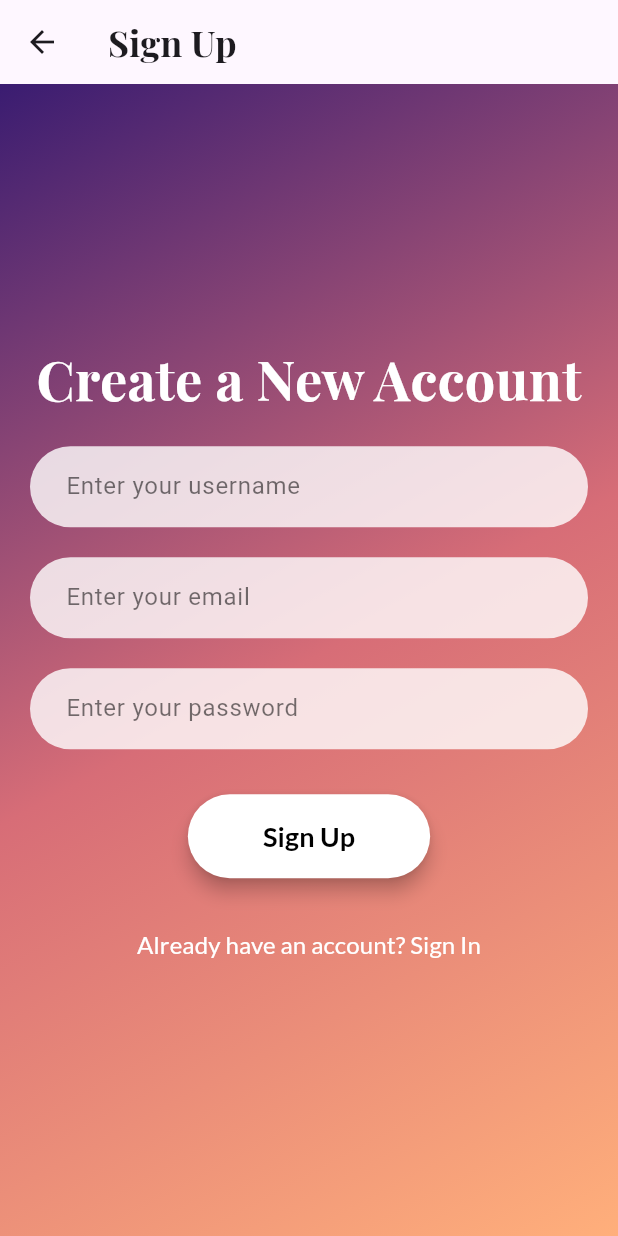
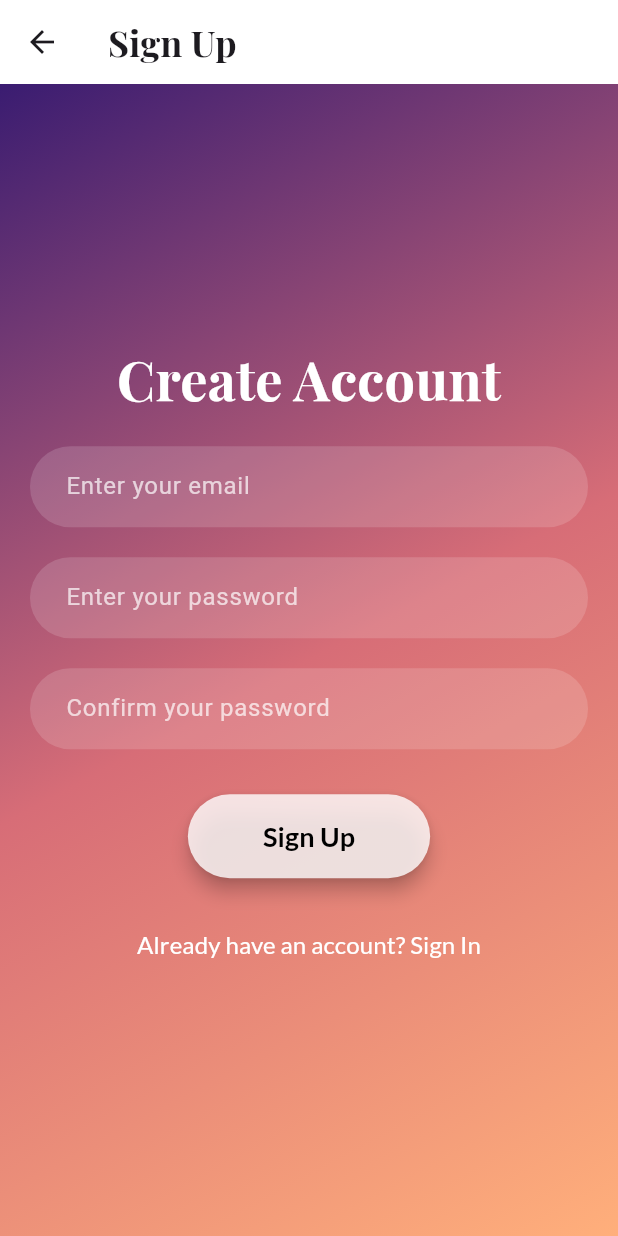
Before and after one commit to baylethedread/Astrology_app, a Flutter app: the screen it shows after launch, after a tap on "Sign Up", on a phone screen of 412 x 824 dp. Run offline on Flutter 3.47's test engine with Material 3 defaults, Android fonts, the phone set to English and light mode, and no system bars; our stand-ins replace animate_do, google_fonts.

Commit message:
6th commit

```diff
--- a/lib/main.dart
+++ b/lib/main.dart
@@ -1,27 +1,56 @@
 import 'package:flutter/material.dart';
-import 'sign_in_screen.dart';
-import 'sign_up_screen.dart';
-import 'package:astrology_ui/screens/welcome_screen.dart'; // Import your WelcomeScreen
+import 'package:astrology_ui/screens/sign_in_screen.dart';
+import 'package:astrology_ui/screens/sign_up_screen.dart';
+import 'package:astrology_ui/screens/welcome_screen.dart';
 
 void main() {
   runApp(const MyApp());
 }
 
-class MyApp extends StatelessWidget {
+class MyApp extends StatefulWidget {
   const MyApp({super.key});
+
+  @override
+  _MyAppState createState() => _MyAppState();
+}
+
+class _MyAppState extends State<MyApp> {
+  ThemeMode _themeMode = ThemeMode.system;
+
+  void toggleTheme(bool isDark) {
+    setState(() {
+      _themeMode = isDark ? ThemeMode.dark : ThemeMode.light;
+    });
+  }
 
   @override
   Widget build(BuildContext context) {
     return MaterialApp(
       debugShowCheckedModeBanner: false,
-      title: 'Flutter Auth Navigation',
+      title: 'StellarPath',
       theme: ThemeData(
+        brightness: Brightness.light,
         primarySwatch: Colors.purple,
+        scaffoldBackgroundColor: Colors.white,
       ),
-      // Define named routes
-      initialRoute: '/', // Set the initial route to the Welcome Screen
+      darkTheme: ThemeData(
+        brightness: Brightness.dark,
+        scaffoldBackgroundColor: const Color(0xFF121212), // Dark space vibe
+        primaryColor: Colors.deepPurpleAccent,
+        colorScheme: const ColorScheme.dark(
+          primary: Colors.deepPurpleAccent,
+          background: Color(0xFF090A1A),
+          surface: Color(0xFF1B1D3C),
+          secondary: Colors.purpleAccent,
+          onPrimary: Colors.white,
+          onBackground: Colors.white70,
+          onSurface: Colors.white,
+        ),
+      ),
+      themeMode: _themeMode,
+      initialRoute: '/',
       routes: {
-        '/': (context) => const WelcomeScreen(), // Welcome screen route
+        '/': (context) => WelcomeScreen(toggleTheme: toggleTheme),
         '/signin': (context) => const SignInScreen(),
         '/signup': (context) => const SignUpScreen(),
       },
--- a/lib/screens/sign_up_screen.dart
+++ b/lib/screens/sign_up_screen.dart
@@ -1,7 +1,6 @@
 import 'package:flutter/material.dart';
 import 'package:google_fonts/google_fonts.dart';
 import 'package:animate_do/animate_do.dart';
-
 
 class SignUpScreen extends StatefulWidget {
   const SignUpScreen({super.key});
@@ -12,12 +11,14 @@ class SignUpScreen extends StatefulWidget {
 
 class _SignUpScreenState extends State<SignUpScreen> {
   final _formKey = GlobalKey<FormState>();
-  final TextEditingController _usernameController = TextEditingController();
   final TextEditingController _emailController = TextEditingController();
   final TextEditingController _passwordController = TextEditingController();
+  final TextEditingController _confirmPasswordController = TextEditingController();
 
   @override
   Widget build(BuildContext context) {
+    bool isDarkMode = Theme.of(context).brightness == Brightness.dark;
+
     return Scaffold(
       appBar: AppBar(
         title: Text(
@@ -34,12 +35,18 @@ class _SignUpScreenState extends State<SignUpScreen> {
         duration: const Duration(seconds: 1),
         opacity: 1.0,
         child: Container(
-          decoration: const BoxDecoration(
+          decoration: BoxDecoration(
             gradient: LinearGradient(
-              colors: [
-                Color(0xFF3A1C71), // Purple
-                Color(0xFFD76D77), // Pink
-                Color(0xFFFFAF7B)  // Peach
+              colors: isDarkMode
+                  ? [
+                Color(0xFF0A0F29), // Deep space blue
+                Color(0xFF1B1D3C), // Dark purple
+                Color(0xFF3D2C8D), // Mystic violet
+              ]
+                  : [
+                Color(0xFF3A1C71),
+                Color(0xFFD76D77),
+                Color(0xFFFFAF7B),
               ],
               begin: Alignment.topLeft,
               end: Alignment.bottomRight,
@@ -56,7 +63,7 @@ class _SignUpScreenState extends State<SignUpScreen> {
                     FadeInUp(
                       duration: const Duration(seconds: 1),
                       child: Text(
-                        "Create a New Account",
+                        "Create Account",
                         style: GoogleFonts.playfairDisplay(
                           fontSize: 36,
                           fontWeight: FontWeight.bold,
@@ -71,29 +78,6 @@ class _SignUpScreenState extends State<SignUpScreen> {
                       key: _formKey,
                       child: Column(
                         children: [
-                          // Username Input Field
-                          TextFormField(
-                            controller: _usernameController,
-                            validator: (value) {
-                              if (value == null || value.isEmpty) {
-                                return 'Please enter a username';
-                              }
-                              return null;
-                            },
-                            decoration: InputDecoration(
-                              filled: true,
-                              fillColor: Colors.white.withOpacity(0.8),
-                              hintText: "Enter your username",
-                              hintStyle: const TextStyle(color: Colors.black54),
-                              contentPadding: const EdgeInsets.symmetric(vertical: 15, horizontal: 20),
-                              border: OutlineInputBorder(
-                                borderRadius: BorderRadius.circular(30),
-                                borderSide: BorderSide.none,
-                              ),
-                            ),
-                          ),
-                          const SizedBox(height: 20),
-
                           // Email Input Field
                           TextFormField(
                             controller: _emailController,
@@ -102,7 +86,7 @@ class _SignUpScreenState extends State<SignUpScreen> {
                                 return 'Please enter an email';
                               }
                               String pattern =
-                                  r'^[a-zA-Z0-9._%+-]+@[a-zA-Z0-9.-]+\.[a-zA-Z]{2,4}$';
+                                  r'^[a-zA-Z0-9._%+-]+@[a-zAZ0-9.-]+\.[a-zA-Z]{2,4}$';
                               RegExp regex = RegExp(pattern);
                               if (!regex.hasMatch(value)) {
                                 return 'Please enter a valid email';
@@ -111,9 +95,9 @@ class _SignUpScreenState extends State<SignUpScreen> {
                             },
                             decoration: InputDecoration(
                               filled: true,
-                              fillColor: Colors.white.withOpacity(0.8),
+                              fillColor: Colors.white.withOpacity(0.15),
                               hintText: "Enter your email",
-                              hintStyle: const TextStyle(color: Colors.black54),
+                              hintStyle: const TextStyle(color: Colors.white70),
                               contentPadding: const EdgeInsets.symmetric(vertical: 15, horizontal: 20),
                               border: OutlineInputBorder(
                                 borderRadius: BorderRadius.circular(30),
@@ -138,9 +122,36 @@ class _SignUpScreenState extends State<SignUpScreen> {
                             },
                             decoration: InputDecoration(
                               filled: true,
-                              fillColor: Colors.white.withOpacity(0.8),
+                              fillColor: Colors.white.withOpacity(0.15),
                               hintText: "Enter your password",
-                              hintStyle: const TextStyle(color: Colors.black54),
+                              hintStyle: const TextStyle(color: Colors.white70),
+                              contentPadding: const EdgeInsets.symmetric(vertical: 15, horizontal: 20),
+                              border: OutlineInputBorder(
+                                borderRadius: BorderRadius.circular(30),
+                                borderSide: BorderSide.none,
+                              ),
+                            ),
+                          ),
+                          const SizedBox(height: 20),
+
+                          // Confirm Password Input Field
+                          TextFormField(
+                            controller: _confirmPasswordController,
+                            obscureText: true,
+                            validator: (value) {
+                              if (value == null || value.isEmpty) {
+                                return 'Please confirm your password';
+                              }
+                              if (value != _passwordController.text) {
+                                return 'Passwords do not match';
+                              }
+                              return null;
+                            },
+                            decoration: InputDecoration(
+                              filled: true,
+                              fillColor: Colors.white.withOpacity(0.15),
+                              hintText: "Confirm your password",
+                              hintStyle: const TextStyle(color: Colors.white70),
                               contentPadding: const EdgeInsets.symmetric(vertical: 15, horizontal: 20),
                               border: OutlineInputBorder(
                                 borderRadius: BorderRadius.circular(30),
@@ -163,8 +174,10 @@ class _SignUpScreenState extends State<SignUpScreen> {
                                 }
                               },
                               style: ElevatedButton.styleFrom(
-                                backgroundColor: Colors.white,
-                                foregroundColor: Colors.black,
+                                backgroundColor: isDarkMode
+                                    ? Colors.deepPurple
+                                    : Colors.white.withOpacity(0.8),
+                                foregroundColor: isDarkMode ? Colors.white : Colors.black,
                                 shape: RoundedRectangleBorder(
                                   borderRadius: BorderRadius.circular(30),
                                 ),
--- a/lib/screens/welcome_screen.dart
+++ b/lib/screens/welcome_screen.dart
@@ -1,22 +1,31 @@
-// lib/screens/welcome_screen.dart
 import 'package:flutter/material.dart';
-import 'sign_in_screen.dart';  // Ensure you are importing the correct SignInScreen
+import 'sign_in_screen.dart';
 import 'sign_up_screen.dart';
 import 'package:google_fonts/google_fonts.dart';
 
 class WelcomeScreen extends StatelessWidget {
-  const WelcomeScreen({super.key});
+  final Function(bool) toggleTheme;
+
+  const WelcomeScreen({super.key, required this.toggleTheme});
 
   @override
   Widget build(BuildContext context) {
+    bool isDarkMode = Theme.of(context).brightness == Brightness.dark;
+
     return Scaffold(
       body: Container(
-        decoration: const BoxDecoration(
+        decoration: BoxDecoration(
           gradient: LinearGradient(
-            colors: [
+            colors: isDarkMode
+                ? [
+              Color(0xFF0A0F29), // Deep space blue
+              Color(0xFF1B1D3C), // Dark purple
+              Color(0xFF3D2C8D), // Mystic violet
+            ]
+                : [
               Color(0xFF3A1C71),
               Color(0xFFD76D77),
-              Color(0xFFFFAF7B)
+              Color(0xFFFFAF7B),
             ],
             begin: Alignment.topLeft,
             end: Alignment.bottomRight,
@@ -29,9 +38,9 @@ class WelcomeScreen extends StatelessWidget {
               CircleAvatar(
                 radius: 60,
                 backgroundColor: Colors.white.withOpacity(0.8),
-                child: const Icon(
+                child: Icon(
                   Icons.star_rate_rounded,
-                  color: Colors.purpleAccent,
+                  color: isDarkMode ? Colors.tealAccent : Colors.purpleAccent,
                   size: 60,
                 ),
               ),
@@ -56,22 +65,35 @@ class WelcomeScreen extends StatelessWidget {
               const SizedBox(height: 40),
               ElevatedButton(
                 onPressed: () {
-                  Navigator.push(
-                    context,
-                    MaterialPageRoute(builder: (context) => const SignInScreen()), // Corrected here
-                  );
+                  Navigator.pushNamed(context, '/signin');
                 },
+                style: ElevatedButton.styleFrom(
+                  backgroundColor: isDarkMode ? Colors.deepPurple : Colors.white,
+                  foregroundColor: isDarkMode ? Colors.white : Colors.black,
+                ),
                 child: const Text("Sign In"),
               ),
               const SizedBox(height: 20),
               ElevatedButton(
                 onPressed: () {
-                  Navigator.push(
-                    context,
-                    MaterialPageRoute(builder: (context) => const SignUpScreen()),
-                  );
+                  Navigator.pushNamed(context, '/signup');
                 },
+                style: ElevatedButton.styleFrom(
+                  backgroundColor: isDarkMode ? Colors.purpleAccent : Colors.white,
+                  foregroundColor: isDarkMode ? Colors.black : Colors.black,
+                ),
                 child: const Text("Sign Up"),
+              ),
+              const SizedBox(height: 40),
+              // Dark Mode Toggle Button
+              IconButton(
+                icon: Icon(
+                  isDarkMode ? Icons.wb_sunny : Icons.nightlight_round,
+                  color: Colors.white70,
+                ),
+                onPressed: () {
+                  toggleTheme(!isDarkMode);
+                },
               ),
             ],
           ),
```
Also changed, not shown: lib/screens/sign_in_screen.dart (+22 -12 lines).
